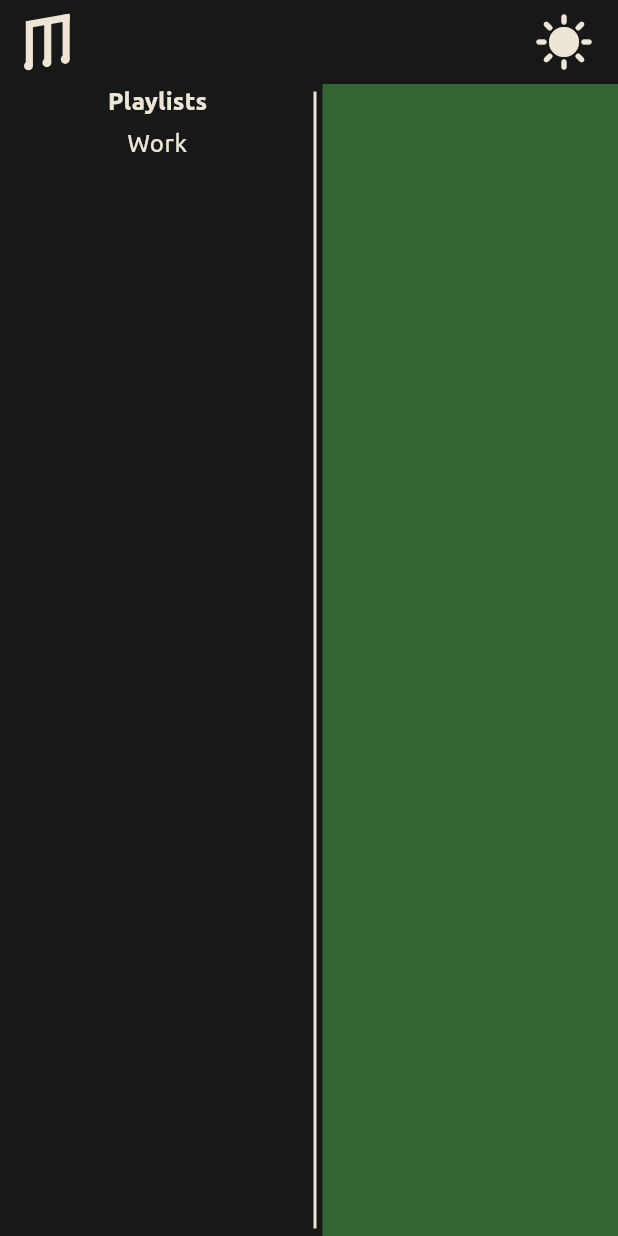
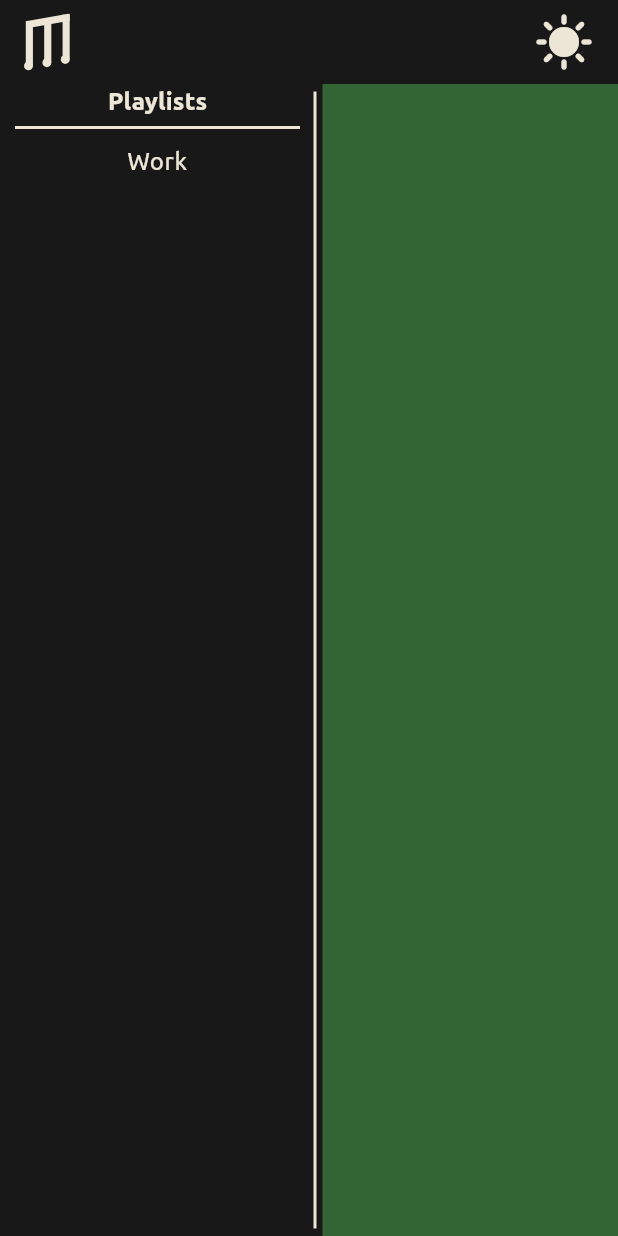
Before and after one commit to Myoro/MyoroPlayer, a Flutter app: the screen it shows after launch, on a phone screen of 412 x 824 dp. Run offline on Flutter 3.47's test engine with Material 3 defaults, Android fonts, the phone set to English and light mode, and no system bars; our stand-ins replace flutter_bloc, flutter_svg, sqflite, sqflite_common_ffi; accounts and stored records are empty.

Commit message:
Fixed that stupid error

```diff
--- a/myoro_player/lib/desktop/main_screen/widgets/main_screen_body/widgets/playlist_side_bar.dart
+++ b/myoro_player/lib/desktop/main_screen/widgets/main_screen_body/widgets/playlist_side_bar.dart
@@ -1,6 +1,7 @@
 import 'package:flutter/material.dart';
 import 'package:myoro_player/shared/enums/divider_type_enum.dart';
 import 'package:myoro_player/shared/widgets/buttons/hover_button.dart';
+import 'package:myoro_player/shared/widgets/dividers/basic_divider.dart';
 import 'package:myoro_player/shared/widgets/dividers/resize_divider.dart';
 
 class PlaylistSideBar extends StatefulWidget {
@@ -34,6 +35,11 @@ class _PlaylistSideBarState extends State<PlaylistSideBar> {
                         'Playlists',
                         style: Theme.of(context).textTheme.titleSmall,
                       ),
+                      const SizedBox(height: 5),
+                      const BasicDivider(
+                        dividerTypeEnum: DividerTypeEnum.horizontal,
+                      ),
+                      const SizedBox(height: 5),
                       SizedBox(
                         width: double.infinity,
                         child: HoverButton(
--- a/myoro_player/lib/shared/widgets/dividers/base_divider.dart
+++ b/myoro_player/lib/shared/widgets/dividers/base_divider.dart
@@ -39,20 +39,6 @@ class BaseDivider extends StatelessWidget {
 
   @override
   Widget build(BuildContext context) {
-    late final double width;
-    late final double height;
-
-    switch (dividerTypeEnum) {
-      case DividerTypeEnum.horizontal:
-        width = double.infinity;
-        height = 2;
-        break;
-      case DividerTypeEnum.vertical:
-        width = 2;
-        height = double.infinity;
-        break;
-    }
-
     return GestureDetector(
       onHorizontalDragUpdate: onHorizontalDragUpdate != null
           ? (details) => onHorizontalDragUpdate!(details)
@@ -67,11 +53,31 @@ class BaseDivider extends StatelessWidget {
         child: Container(
           width: padding,
           color: ColorDesignSystem.background(context),
-          child: Row(
+          child: LayoutBuilder(builder: (context, constraints) {
+            late final double width;
+            late final double height;
+
+            switch (dividerTypeEnum) {
+              case DividerTypeEnum.horizontal:
+                width = constraints.maxWidth - 10;
+                height = 2;
+                break;
+              case DividerTypeEnum.vertical:
+                width = 2;
+                height = constraints.maxHeight - 10;
+                break;
+            }
+
+            return Row(
               mainAxisAlignment: MainAxisAlignment.center,
               children: [
                 Padding(
-                padding: const EdgeInsets.symmetric(vertical: 5),
+                  padding: EdgeInsets.symmetric(
+                    vertical:
+                        dividerTypeEnum == DividerTypeEnum.vertical ? 5 : 0,
+                    horizontal:
+                        dividerTypeEnum == DividerTypeEnum.horizontal ? 5 : 0,
+                  ),
                   child: Container(
                     width: width,
                     height: height,
@@ -79,7 +85,8 @@ class BaseDivider extends StatelessWidget {
                   ),
                 ),
               ],
-          ),
+            );
+          }),
         ),
       ),
     );
```
Lines whose indentation alone changed are shown as unchanged.
